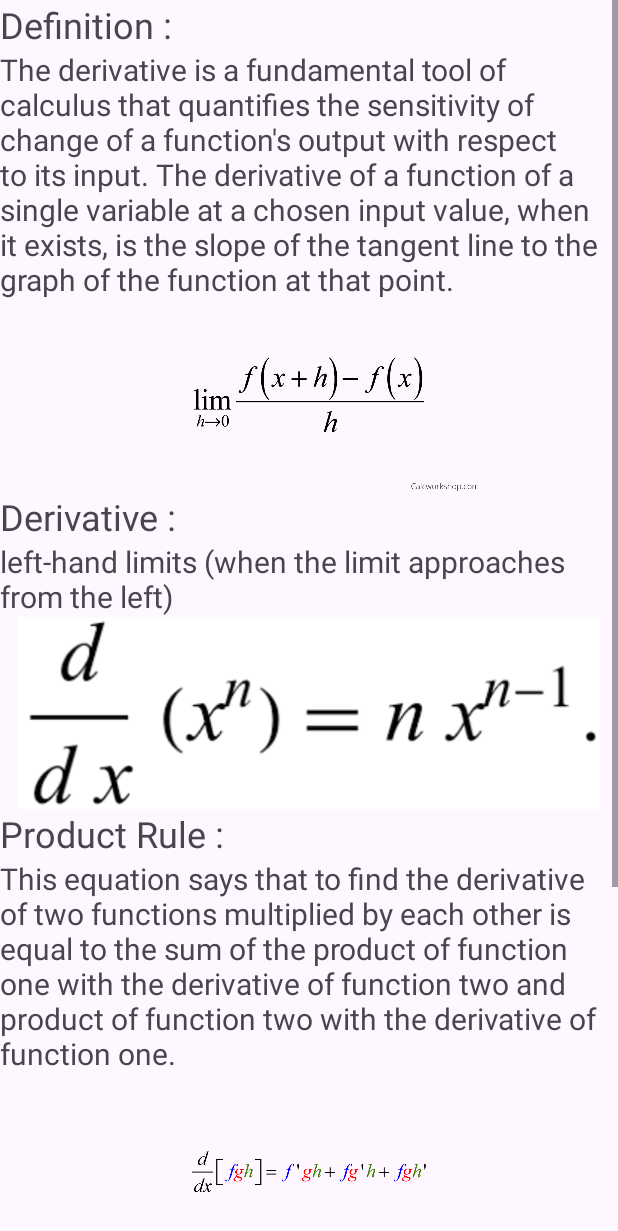
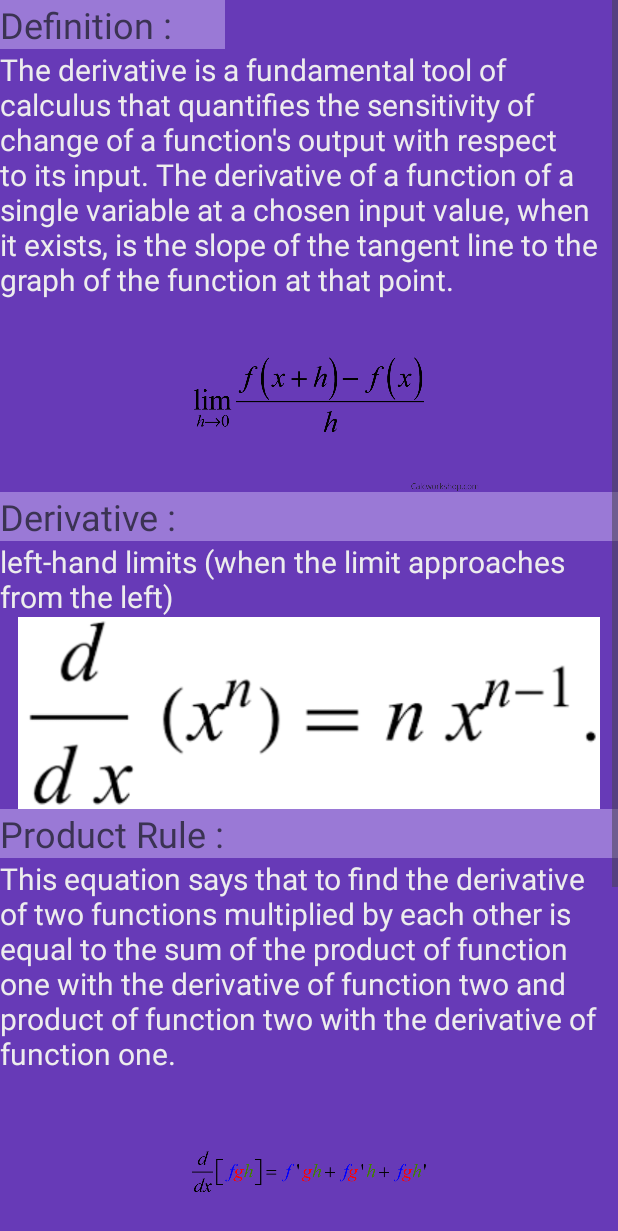
Before and after one commit to BilalShalabi/MathApp, an Android app: the screen it shows after launch (Learning), after a tap on "Derivatives", on a phone screen of 412 x 824 dp. Shown: the top 1231 px of the screen. Run offline under Robolectric (Android 15) with nearby library versions, the phone set to English and light mode, and no system bars.

```diff
--- a/app/src/main/java/bzu/edu/mathapp/MainActivity.java
+++ b/app/src/main/java/bzu/edu/mathapp/MainActivity.java
@@ -18,7 +18,6 @@ ListView list;
     @Override
     protected void onCreate(Bundle savedInstanceState) {
         super.onCreate(savedInstanceState);
-       EdgeToEdge.enable(this);
         setContentView(R.layout.activity_main);
 
         list =(ListView) findViewById(R.id.list);
--- a/app/src/main/res/layout/activity_learning.xml
+++ b/app/src/main/res/layout/activity_learning.xml
@@ -20,19 +20,23 @@
         <LinearLayout
             android:layout_width="match_parent"
             android:layout_height="wrap_content"
+            android:background="#673AB7"
             android:orientation="vertical">
 
             <TextView
                 android:id="@+id/textView"
                 android:layout_width="150dp"
                 android:layout_height="wrap_content"
+                android:background="#9A79D6"
                 android:text="Definition :"
+                android:textColor="#3B3353"
                 android:textSize="24sp" />
 
             <TextView
                 android:id="@+id/definition"
                 android:layout_width="405dp"
                 android:layout_height="wrap_content"
+                android:textColor="#EDEDED"
                 android:textSize="20sp" />
 
             <ImageView
@@ -43,14 +47,17 @@
 
             <TextView
                 android:id="@+id/title1"
-                android:layout_width="wrap_content"
+                android:layout_width="match_parent"
                 android:layout_height="wrap_content"
+                android:background="#9A79D6"
+                android:textColor="#3B3353"
                 android:textSize="24sp" />
 
             <TextView
                 android:id="@+id/typ1"
                 android:layout_width="408dp"
                 android:layout_height="wrap_content"
+                android:textColor="#EDEDED"
                 android:textSize="20sp" />
 
             <ImageView
@@ -63,12 +70,15 @@
                 android:id="@+id/title2"
                 android:layout_width="match_parent"
                 android:layout_height="wrap_content"
+                android:background="#9A79D6"
+                android:textColor="#3B3353"
                 android:textSize="24sp" />
 
             <TextView
                 android:id="@+id/typ2"
                 android:layout_width="match_parent"
                 android:layout_height="wrap_content"
+                android:textColor="#EDEDED"
                 android:textSize="20sp" />
 
             <ImageView
@@ -79,14 +89,17 @@
 
             <TextView
                 android:id="@+id/title3"
-                android:layout_width="wrap_content"
+                android:layout_width="match_parent"
                 android:layout_height="wrap_content"
+                android:background="#9A79D6"
+                android:textColor="#3B3353"
                 android:textSize="24sp" />
 
             <TextView
                 android:id="@+id/typ3"
                 android:layout_width="408dp"
                 android:layout_height="wrap_content"
+                android:textColor="#EDEDED"
                 android:textSize="20sp" />
 
             <ImageView
--- a/app/src/main/res/layout/activity_main.xml
+++ b/app/src/main/res/layout/activity_main.xml
@@ -13,6 +13,7 @@
         android:layout_width="wrap_content"
         android:layout_height="wrap_content"
         android:text="Select  Subject"
+        android:textColor="#49454F"
         android:textSize="48sp"
         app:layout_constraintBottom_toBottomOf="parent"
         app:layout_constraintEnd_toEndOf="parent"
@@ -31,7 +32,7 @@
         android:id="@+id/imageView"
         android:layout_width="wrap_content"
         android:layout_height="wrap_content"
-        android:layout_marginBottom="452dp"
+        android:layout_marginBottom="404dp"
         app:layout_constraintBottom_toBottomOf="parent"
         app:layout_constraintStart_toStartOf="parent"
         app:srcCompat="@drawable/calculus" />
```
